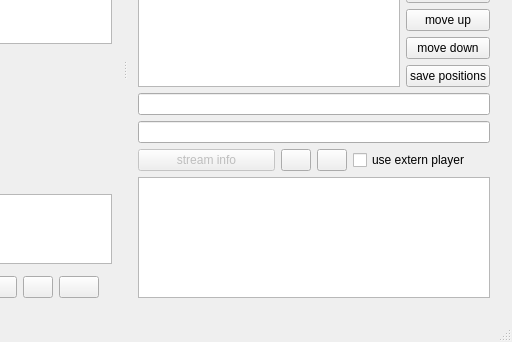
Qt form mainwindow.ui (sgersing73/m3uMan) before a commit; both pictures show x 385 to 897 and y 319 to 661 of the 897 by 661 pixel window.
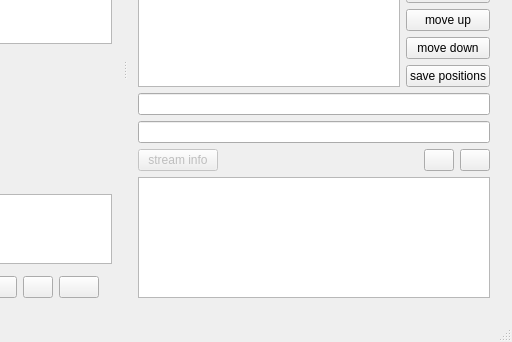
The same form after that commit. Icons and pictures are not drawn. Custom widgets are drawn as their Qt base class.

Diff of the .ui file:
```diff
--- a/mainwindow.ui
+++ b/mainwindow.ui
@@ -694,6 +694,19 @@
              </property>
             </widget>
            </item>
+           <item>
+            <spacer name="horizontalSpacer">
+             <property name="orientation">
+              <enum>Qt::Horizontal</enum>
+             </property>
+             <property name="sizeHint" stdset="0">
+              <size>
+               <width>40</width>
+               <height>20</height>
+              </size>
+             </property>
+            </spacer>
+           </item>
            <item>
             <widget class="QPushButton" name="cmdPlayMoveDown">
              <property name="maximumSize">
@@ -728,16 +741,6 @@
              </property>
             </widget>
            </item>
-           <item>
-            <widget class="QCheckBox" name="chkExtern">
-             <property name="statusTip">
-              <string>use VLC as external player</string>
-             </property>
-             <property name="text">
-              <string>use extern player</string>
-             </property>
-            </widget>
-           </item>
           </layout>
          </item>
          <item>
```
Left out of the diff: 14 changed lines with no effect on the pictures.
